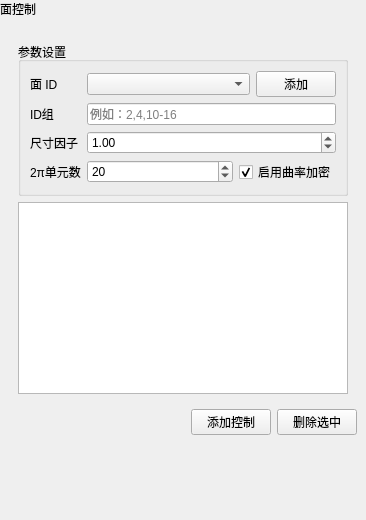
Old version of the form plugins/Base_Mesh/MeshFaceControlWidget.ui in the repository asd977/base_cae.
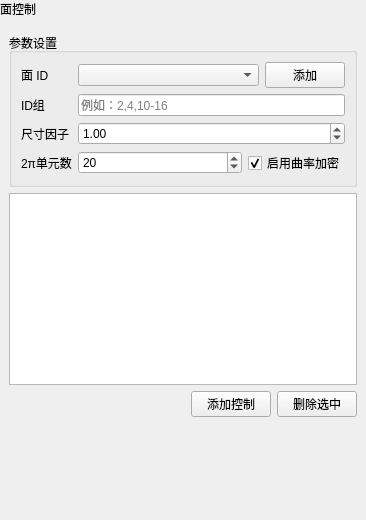
New version of the form. Custom widgets are drawn as their Qt base class.

```diff
--- a/plugins/Base_Mesh/MeshFaceControlWidget.ui
+++ b/plugins/Base_Mesh/MeshFaceControlWidget.ui
@@ -155,6 +155,18 @@
                </property>
               </widget>
              </item>
+             <property name="leftMargin">
+              <number>0</number>
+             </property>
+             <property name="topMargin">
+              <number>0</number>
+             </property>
+             <property name="rightMargin">
+              <number>0</number>
+             </property>
+             <property name="bottomMargin">
+              <number>0</number>
+             </property>
             </layout>
            </item>
            <item row="4" column="1">
@@ -194,6 +206,18 @@
                </property>
               </widget>
              </item>
+             <property name="leftMargin">
+              <number>0</number>
+             </property>
+             <property name="topMargin">
+              <number>0</number>
+             </property>
+             <property name="rightMargin">
+              <number>0</number>
+             </property>
+             <property name="bottomMargin">
+              <number>0</number>
+             </property>
             </layout>
            </item>
            <item row="1" column="0">
@@ -203,6 +227,18 @@
              </property>
             </widget>
            </item>
+           <property name="leftMargin">
+            <number>9</number>
+           </property>
+           <property name="topMargin">
+            <number>9</number>
+           </property>
+           <property name="rightMargin">
+            <number>9</number>
+           </property>
+           <property name="bottomMargin">
+            <number>9</number>
+           </property>
           </layout>
          </widget>
         </item>
@@ -219,6 +255,18 @@
           </property>
          </widget>
         </item>
+        <property name="leftMargin">
+         <number>0</number>
+        </property>
+        <property name="topMargin">
+         <number>0</number>
+        </property>
+        <property name="rightMargin">
+         <number>0</number>
+        </property>
+        <property name="bottomMargin">
+         <number>0</number>
+        </property>
        </layout>
       </widget>
      </item>
@@ -251,6 +299,18 @@
          </property>
         </widget>
        </item>
+       <property name="leftMargin">
+        <number>0</number>
+       </property>
+       <property name="topMargin">
+        <number>0</number>
+       </property>
+       <property name="rightMargin">
+        <number>0</number>
+       </property>
+       <property name="bottomMargin">
+        <number>0</number>
+       </property>
       </layout>
      </item>
      <item>
```
